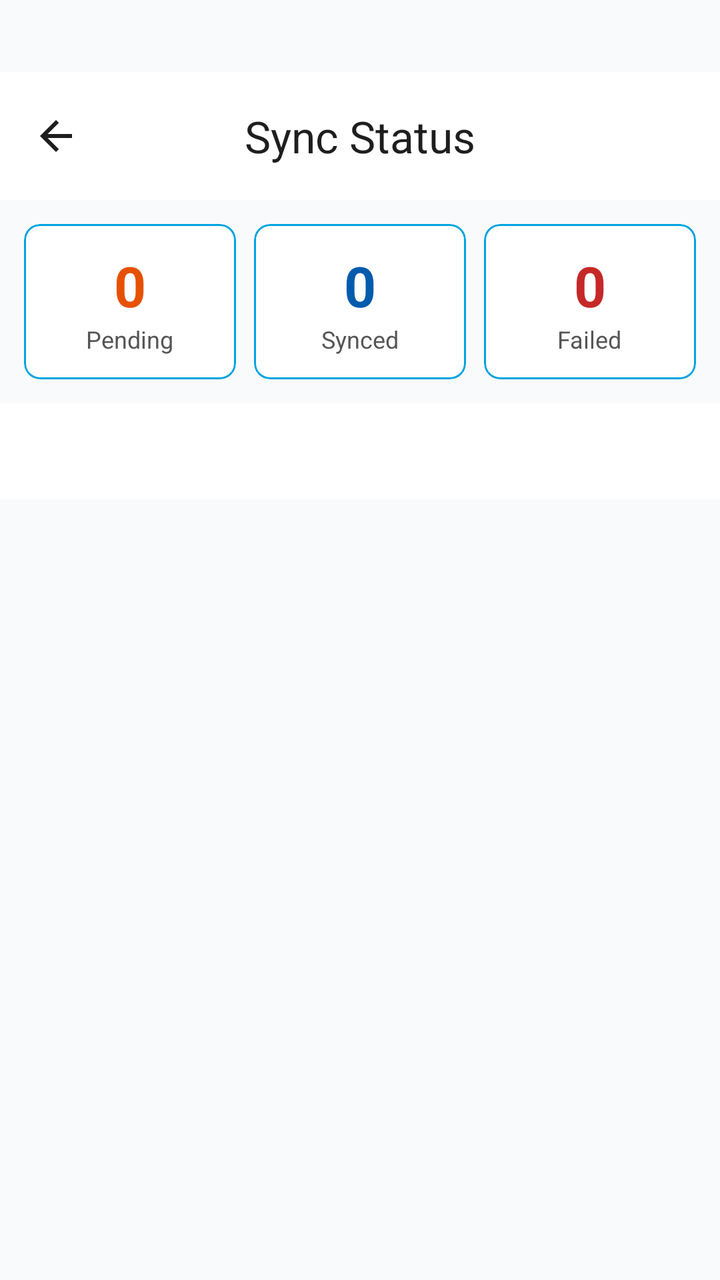
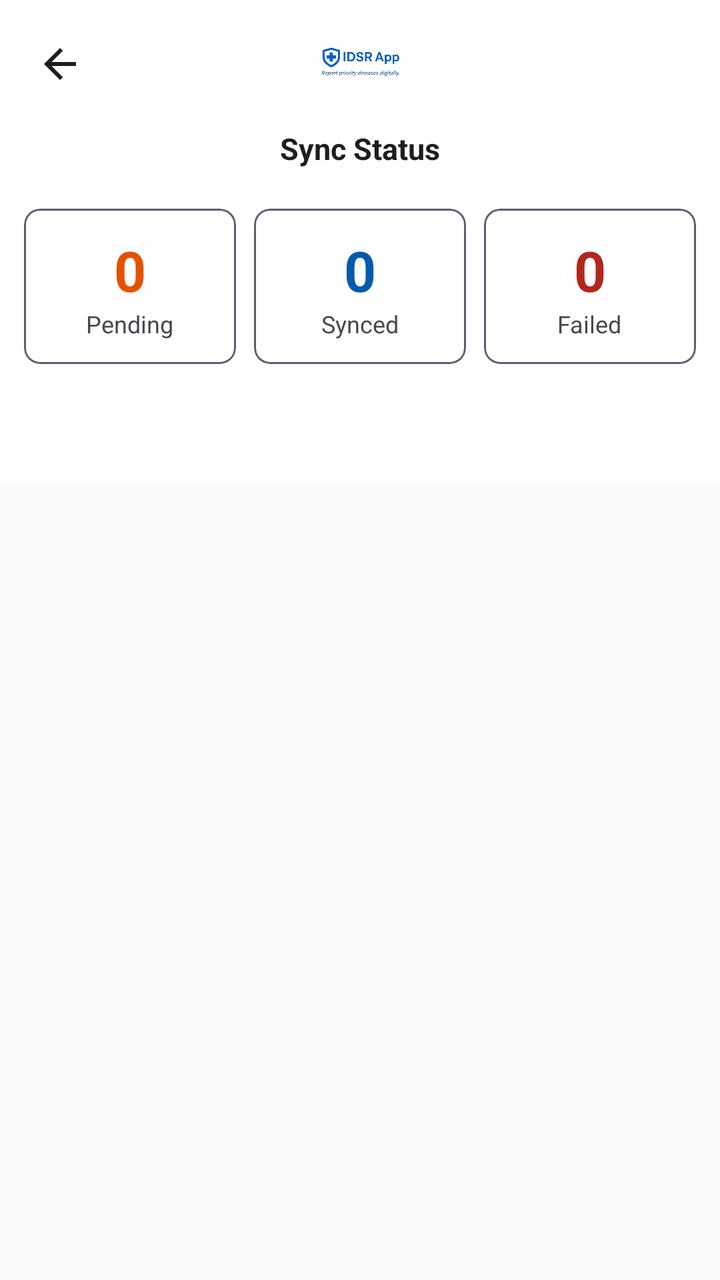

Compare the two renders of this Android layout. The source of the first and the diff that turns it into the second are given below.
<!-- AndroidManifest.xml: application theme Theme.IDSR -->
<!-- res/layout/activity_sync_status.xml -->
<?xml version="1.0" encoding="utf-8"?>
<LinearLayout xmlns:android="http://schemas.android.com/apk/res/android"
    xmlns:app="http://schemas.android.com/apk/res-auto"
    android:layout_width="match_parent"
    android:layout_height="match_parent"
    android:orientation="vertical"
    android:background="@color/idsr_background">


    <com.google.android.material.appbar.MaterialToolbar
        android:id="@+id/toolbar"
        android:layout_width="match_parent"
        android:layout_height="?attr/actionBarSize"
        android:layout_marginTop="36dp"
        android:background="?attr/colorSurface"
        app:navigationIcon="@drawable/arrow_back_24px"
        app:navigationIconTint="?attr/colorOnSurface"
        app:title="Sync Status"
        app:titleTextColor="?attr/colorOnSurface"
        app:titleCentered="true"/>


    <LinearLayout
        android:layout_width="match_parent"
        android:layout_height="wrap_content"
        android:orientation="horizontal"
        android:padding="12dp">


        <com.google.android.material.card.MaterialCardView
            android:layout_width="0dp"
            android:layout_height="wrap_content"
            android:layout_weight="1"
            android:layout_marginEnd="6dp"
            app:cardCornerRadius="8dp"
            app:cardBackgroundColor="@color/idsr_surface"
            app:strokeColor="@color/idsr_secondary"
            app:strokeWidth="1dp">
            <LinearLayout
                android:layout_width="match_parent"
                android:layout_height="wrap_content"
                android:orientation="vertical"
                android:padding="12dp"
                android:gravity="center">
                <TextView
                    android:id="@+id/tvPendingCount"
                    android:layout_width="wrap_content"
                    android:layout_height="wrap_content"
                    android:text="0"
                    android:textSize="28sp"
                    android:textStyle="bold"
                    android:textColor="#E65100"/>
                <TextView
                    android:layout_width="wrap_content"
                    android:layout_height="wrap_content"
                    android:text="Pending"
                    android:textSize="12sp"
                    android:textColor="@color/idsr_gray"/>
            </LinearLayout>
        </com.google.android.material.card.MaterialCardView>


        <com.google.android.material.card.MaterialCardView
            android:layout_width="0dp"
            android:layout_height="wrap_content"
            android:layout_weight="1"
            android:layout_marginHorizontal="3dp"
            app:cardCornerRadius="8dp"
            app:cardBackgroundColor="@color/idsr_surface"
            app:strokeColor="@color/idsr_secondary"
            app:strokeWidth="1dp">
            <LinearLayout
                android:layout_width="match_parent"
                android:layout_height="wrap_content"
                android:orientation="vertical"
                android:padding="12dp"
                android:gravity="center">
                <TextView
                    android:id="@+id/tvSyncedCount"
                    android:layout_width="wrap_content"
                    android:layout_height="wrap_content"
                    android:text="0"
                    android:textSize="28sp"
                    android:textStyle="bold"
                    android:textColor="@color/idsr_primary"/>
                <TextView
                    android:layout_width="wrap_content"
                    android:layout_height="wrap_content"
                    android:text="Synced"
                    android:textSize="12sp"
                    android:textColor="@color/idsr_gray"/>
            </LinearLayout>
        </com.google.android.material.card.MaterialCardView>


        <com.google.android.material.card.MaterialCardView
            android:layout_width="0dp"
            android:layout_height="wrap_content"
            android:layout_weight="1"
            android:layout_marginStart="6dp"
            app:cardCornerRadius="8dp"
            app:cardBackgroundColor="@color/idsr_surface"
            app:strokeColor="@color/idsr_secondary"
            app:strokeWidth="1dp">
            <LinearLayout
                android:layout_width="match_parent"
                android:layout_height="wrap_content"
                android:orientation="vertical"
                android:padding="12dp"
                android:gravity="center">
                <TextView
                    android:id="@+id/tvFailedCount"
                    android:layout_width="wrap_content"
                    android:layout_height="wrap_content"
                    android:text="0"
                    android:textSize="28sp"
                    android:textStyle="bold"
                    android:textColor="@color/idsr_error"/>
                <TextView
                    android:layout_width="wrap_content"
                    android:layout_height="wrap_content"
                    android:text="Failed"
                    android:textSize="12sp"
                    android:textColor="@color/idsr_gray"/>
            </LinearLayout>
        </com.google.android.material.card.MaterialCardView>

    </LinearLayout>


    <com.google.android.material.tabs.TabLayout
        android:id="@+id/tabLayout"
        android:layout_width="match_parent"
        android:layout_height="wrap_content"
        android:background="@color/idsr_surface"
        app:tabTextColor="@color/idsr_gray"
        app:tabSelectedTextColor="@color/idsr_primary"
        app:tabIndicatorColor="@color/idsr_primary"
        app:tabMode="fixed"
        app:tabGravity="fill"/>


    <androidx.recyclerview.widget.RecyclerView
        android:id="@+id/rvReports"
        android:layout_width="match_parent"
        android:layout_height="0dp"
        android:layout_weight="1"
        android:padding="8dp"
        android:clipToPadding="false"/>


    <TextView
        android:id="@+id/tvEmpty"
        android:layout_width="match_parent"
        android:layout_height="wrap_content"
        android:text="No reports found"
        android:textAlignment="center"
        android:padding="32dp"
        android:textColor="@color/idsr_gray"
        android:visibility="gone"/>


    <com.google.android.material.button.MaterialButton
        android:id="@+id/btnRetryFailed"
        android:layout_width="match_parent"
        android:layout_height="wrap_content"
        android:layout_margin="12dp"
        android:text="Retry Failed Reports"
        android:backgroundTint="@color/idsr_error"
        android:textColor="@color/idsr_on_primary"
        android:visibility="gone"/>

</LinearLayout>
<!-- resources referenced by this layout -->
<resources>
  <color name="idsr_background">#F9FAFB</color>
  <color name="idsr_error">#C62828</color>
  <color name="idsr_gray">#555555</color>
  <color name="idsr_on_primary">#FFFFFF</color>
  <color name="idsr_primary">#005BAC</color>
  <color name="idsr_secondary">#00A3E0</color>
  <color name="idsr_surface">#FFFFFF</color>
  <!-- drawable arrow_back_24px (drawable) -->
  <vector xmlns:android="http://schemas.android.com/apk/res/android"
      android:width="24dp"
      android:height="24dp"
      android:viewportWidth="960"
      android:viewportHeight="960"
      android:tint="?attr/colorControlNormal"
      android:autoMirrored="true">
    <path
        android:fillColor="@android:color/white"
        android:pathData="M313,520L537,744L480,800L160,480L480,160L537,216L313,440L800,440L800,520L313,520Z"/>
  </vector>
  <style name="Theme.IDSR" parent="Theme.Material3.DayNight.NoActionBar">
  
  
          <item name="colorPrimary">@color/idsr_primary</item>
          <item name="colorOnPrimary">@color/idsr_on_primary</item>
          <item name="colorPrimaryContainer">#D2E3FC</item>
  
  
          <item name="android:colorBackground">@color/idsr_background</item>
  
  
          <item name="colorSurface">@color/idsr_surface</item>
          <item name="colorSurfaceVariant">@color/idsr_background</item>
  
  
          <item name="colorOnSurface">@color/idsr_on_surface</item>
  
          <item name="android:textColor">@color/idsr_on_surface</item>
          <item name="android:textColorPrimary">@color/idsr_on_surface</item>
          <item name="android:textColorSecondary">@color/idsr_gray</item>
  
  
          <item name="textInputStyle">@style/Widget.Material3.TextInputLayout.OutlinedBox</item>
  
  
          <item name="android:statusBarColor">@android:color/transparent</item>
          <item name="android:windowLightStatusBar">true</item>
  
      </style>
  <color name="idsr_on_surface">#1E1E1E</color>
</resources>

<!-- the commit's change to res/layout/activity_sync_status.xml (unified diff, before → after) -->
@@ -1,153 +1,195 @@
 <?xml version="1.0" encoding="utf-8"?>
-<LinearLayout xmlns:android="http://schemas.android.com/apk/res/android"
+<androidx.coordinatorlayout.widget.CoordinatorLayout
+    xmlns:android="http://schemas.android.com/apk/res/android"
     xmlns:app="http://schemas.android.com/apk/res-auto"
     android:layout_width="match_parent"
     android:layout_height="match_parent"
-    android:orientation="vertical"
-    android:background="@color/idsr_background">
-
-
-    <com.google.android.material.appbar.MaterialToolbar
-        android:id="@+id/toolbar"
-        android:layout_width="match_parent"
-        android:layout_height="?attr/actionBarSize"
-        android:layout_marginTop="36dp"
+    android:background="?attr/android:colorBackground">
+
+
+    <com.google.android.material.appbar.AppBarLayout
+        android:id="@+id/appBarLayout"
+        android:layout_width="match_parent"
+        android:layout_height="wrap_content"
+        android:fitsSystemWindows="true"
         android:background="?attr/colorSurface"
-        app:navigationIcon="@drawable/arrow_back_24px"
-        app:navigationIconTint="?attr/colorOnSurface"
-        app:title="Sync Status"
-        app:titleTextColor="?attr/colorOnSurface"
-        app:titleCentered="true"/>
-
-
-    <LinearLayout
-        android:layout_width="match_parent"
-        android:layout_height="wrap_content"
-        android:orientation="horizontal"
-        android:padding="12dp">
-
-
-        <com.google.android.material.card.MaterialCardView
-            android:layout_width="0dp"
-            android:layout_height="wrap_content"
-            android:layout_weight="1"
-            android:layout_marginEnd="6dp"
-            app:cardCornerRadius="8dp"
-            app:cardBackgroundColor="@color/idsr_surface"
-            app:strokeColor="@color/idsr_secondary"
-            app:strokeWidth="1dp">
-            <LinearLayout
-                android:layout_width="match_parent"
+        app:elevation="0dp">
+
+
+        <androidx.constraintlayout.widget.ConstraintLayout
+            android:layout_width="match_parent"
+            android:layout_height="wrap_content"
+            android:paddingStart="8dp"
+            android:paddingEnd="8dp"
+            android:paddingTop="8dp"
+            android:paddingBottom="8dp">
+
+            <androidx.appcompat.widget.AppCompatImageButton
+                android:id="@+id/btnBack"
+                android:layout_width="44dp"
+                android:layout_height="44dp"
+                android:background="?attr/selectableItemBackgroundBorderless"
+                android:contentDescription="Back"
+                android:src="@drawable/arrow_back_24px"
+                android:padding="10dp"
+                app:tint="?attr/colorOnSurface"
+                app:layout_constraintStart_toStartOf="parent"
+                app:layout_constraintTop_toTopOf="parent"
+                app:layout_constraintBottom_toBottomOf="parent"/>
+
+            <androidx.appcompat.widget.AppCompatImageView
+                android:id="@+id/imgLogo"
+                android:layout_width="0dp"
+                android:layout_height="48dp"
+                android:scaleType="fitCenter"
+                android:src="@drawable/splash11"
+                android:contentDescription="App logo"
+                app:layout_constraintStart_toStartOf="parent"
+                app:layout_constraintEnd_toEndOf="parent"
+                app:layout_constraintTop_toTopOf="parent"
+                app:layout_constraintBottom_toBottomOf="parent"/>
+
+        </androidx.constraintlayout.widget.ConstraintLayout>
+
+
+        <com.google.android.material.textview.MaterialTextView
+            android:layout_width="match_parent"
+            android:layout_height="wrap_content"
+            android:text="Sync Status"
+            android:textSize="15sp"
+            android:textStyle="bold"
+            android:gravity="center"
+            android:textColor="?attr/colorOnSurface"
+            android:paddingBottom="8dp"/>
+
+
+        <LinearLayout
+            android:layout_width="match_parent"
+            android:layout_height="wrap_content"
+            android:orientation="horizontal"
+            android:padding="12dp">
+
+            <com.google.android.material.card.MaterialCardView
+                android:layout_width="0dp"
                 android:layout_height="wrap_content"
-                android:orientation="vertical"
-                android:padding="12dp"
-                android:gravity="center">
-                <TextView
-                    android:id="@+id/tvPendingCount"
-                    android:layout_width="wrap_content"
+                android:layout_weight="1"
+                android:layout_marginEnd="6dp"
+                app:cardCornerRadius="8dp"
+                app:cardBackgroundColor="?attr/colorSurface"
+                app:strokeColor="?attr/colorSecondary"
+                app:strokeWidth="1dp">
+                <LinearLayout
+                    android:layout_width="match_parent"
                     android:layout_height="wrap_content"
-                    android:text="0"
-                    android:textSize="28sp"
-                    android:textStyle="bold"
-                    android:textColor="#E65100"/>
-                <TextView
-                    android:layout_width="wrap_content"
+                    android:orientation="vertical"
+                    android:padding="12dp"
+                    android:gravity="center">
+                    <TextView
+                        android:id="@+id/tvPendingCount"
+                        android:layout_width="wrap_content"
+                        android:layout_height="wrap_content"
+                        android:text="0"
+                        android:textSize="28sp"
+                        android:textStyle="bold"
+                        android:textColor="#E65100"/>
+                    <TextView
+                        android:layout_width="wrap_content"
+                        android:layout_height="wrap_content"
+                        android:text="Pending"
+                        android:textSize="12sp"
+                        android:textColor="?attr/colorOnSurfaceVariant"/>
+                </LinearLayout>
+            </com.google.android.material.card.MaterialCardView>
+
+            <com.google.android.material.card.MaterialCardView
+                android:layout_width="0dp"
+                android:layout_height="wrap_content"
+                android:layout_weight="1"
+                android:layout_marginHorizontal="3dp"
+                app:cardCornerRadius="8dp"
+                app:cardBackgroundColor="?attr/colorSurface"
+                app:strokeColor="?attr/colorSecondary"
+                app:strokeWidth="1dp">
+                <LinearLayout
+                    android:layout_width="match_parent"
                     android:layout_height="wrap_content"
-                    android:text="Pending"
-                    android:textSize="12sp"
-                    android:textColor="@color/idsr_gray"/>
-            </LinearLayout>
-        </com.google.android.material.card.MaterialCardView>
-
-
-        <com.google.android.material.card.MaterialCardView
-            android:layout_width="0dp"
-            android:layout_height="wrap_content"
-            android:layout_weight="1"
-            android:layout_marginHorizontal="3dp"
-            app:cardCornerRadius="8dp"
-            app:cardBackgroundColor="@color/idsr_surface"
-            app:strokeColor="@color/idsr_secondary"
-            app:strokeWidth="1dp">
-            <LinearLayout
-                android:layout_width="match_parent"
+                    android:orientation="vertical"
+                    android:padding="12dp"
+                    android:gravity="center">
+                    <TextView
+                        android:id="@+id/tvSyncedCount"
+                        android:layout_width="wrap_content"
+                        android:layout_height="wrap_content"
+                        android:text="0"
+                        android:textSize="28sp"
+                        android:textStyle="bold"
+                        android:textColor="?attr/colorPrimary"/>
+                    <TextView
+                        android:layout_width="wrap_content"
+                        android:layout_height="wrap_content"
+                        android:text="Synced"
+                        android:textSize="12sp"
+                        android:textColor="?attr/colorOnSurfaceVariant"/>
+                </LinearLayout>
+            </com.google.android.material.card.MaterialCardView>
+
+            <com.google.android.material.card.MaterialCardView
+                android:layout_width="0dp"
                 android:layout_height="wrap_content"
-                android:orientation="vertical"
-                android:padding="12dp"
-                android:gravity="center">
-                <TextView
-                    android:id="@+id/tvSyncedCount"
-                    android:layout_width="wrap_content"
+                android:layout_weight="1"
+                android:layout_marginStart="6dp"
+                app:cardCornerRadius="8dp"
+                app:cardBackgroundColor="?attr/colorSurface"
+                app:strokeColor="?attr/colorSecondary"
+                app:strokeWidth="1dp">
+                <LinearLayout
+                    android:layout_width="match_parent"
                     android:layout_height="wrap_content"
-                    android:text="0"
-                    android:textSize="28sp"
-                    android:textStyle="bold"
-                    android:textColor="@color/idsr_primary"/>
-                <TextView
-                    android:layout_width="wrap_content"
-                    android:layout_height="wrap_content"
-                    android:text="Synced"
-                    android:textSize="12sp"
-                    android:textColor="@color/idsr_gray"/>
-            </LinearLayout>
-        </com.google.android.material.card.MaterialCardView>
-
-
-        <com.google.android.material.card.MaterialCardView
-            android:layout_width="0dp"
-            android:layout_height="wrap_content"
-            android:layout_weight="1"
-            android:layout_marginStart="6dp"
-            app:cardCornerRadius="8dp"
-            app:cardBackgroundColor="@color/idsr_surface"
-            app:strokeColor="@color/idsr_secondary"
-            app:strokeWidth="1dp">
-            <LinearLayout
-                android:layout_width="match_parent"
-                android:layout_height="wrap_content"
-                android:orientation="vertical"
-                android:padding="12dp"
-                android:gravity="center">
-                <TextView
-                    android:id="@+id/tvFailedCount"
-                    android:layout_width="wrap_content"
-                    android:layout_height="wrap_content"
-                    android:text="0"
-                    android:textSize="28sp"
-                    android:textStyle="bold"
-                    android:textColor="@color/idsr_error"/>
-                <TextView
-                    android:layout_width="wrap_content"
-                    android:layout_height="wrap_content"
-                    android:text="Failed"
-                    android:textSize="12sp"
-                    android:textColor="@color/idsr_gray"/>
-            </LinearLayout>
-        </com.google.android.material.card.MaterialCardView>
-
-    </LinearLayout>
-
-
-    <com.google.android.material.tabs.TabLayout
-        android:id="@+id/tabLayout"
-        android:layout_width="match_parent"
-        android:layout_height="wrap_content"
-        android:background="@color/idsr_surface"
-        app:tabTextColor="@color/idsr_gray"
-        app:tabSelectedTextColor="@color/idsr_primary"
-        app:tabIndicatorColor="@color/idsr_primary"
-        app:tabMode="fixed"
-        app:tabGravity="fill"/>
+                    android:orientation="vertical"
+                    android:padding="12dp"
+                    android:gravity="center">
+                    <TextView
+                        android:id="@+id/tvFailedCount"
+                        android:layout_width="wrap_content"
+                        android:layout_height="wrap_content"
+                        android:text="0"
+                        android:textSize="28sp"
+                        android:textStyle="bold"
+                        android:textColor="?attr/colorError"/>
+                    <TextView
+                        android:layout_width="wrap_content"
+                        android:layout_height="wrap_content"
+                        android:text="Failed"
+                        android:textSize="12sp"
+                        android:textColor="?attr/colorOnSurfaceVariant"/>
+                </LinearLayout>
+            </com.google.android.material.card.MaterialCardView>
+
+        </LinearLayout>
+
+
+        <com.google.android.material.tabs.TabLayout
+            android:id="@+id/tabLayout"
+            android:layout_width="match_parent"
+            android:layout_height="wrap_content"
+            android:background="?attr/colorSurface"
+            app:tabTextColor="?attr/colorOnSurfaceVariant"
+            app:tabSelectedTextColor="?attr/colorPrimary"
+            app:tabIndicatorColor="?attr/colorPrimary"
+            app:tabMode="fixed"
+            app:tabGravity="fill"/>
+
+    </com.google.android.material.appbar.AppBarLayout>
+
 
 
     <androidx.recyclerview.widget.RecyclerView
         android:id="@+id/rvReports"
         android:layout_width="match_parent"
-        android:layout_height="0dp"
-        android:layout_weight="1"
+        android:layout_height="match_parent"
         android:padding="8dp"
-        android:clipToPadding="false"/>
-
+        android:clipToPadding="false"
+        app:layout_behavior="@string/appbar_scrolling_view_behavior"/>
 
     <TextView
         android:id="@+id/tvEmpty"
@@ -156,18 +198,23 @@
         android:text="No reports found"
         android:textAlignment="center"
         android:padding="32dp"
-        android:textColor="@color/idsr_gray"
-        android:visibility="gone"/>
+        android:textColor="?attr/colorOnSurfaceVariant"
+        android:visibility="gone"
+        app:layout_behavior="@string/appbar_scrolling_view_behavior"/>
+
 
 
     <com.google.android.material.button.MaterialButton
         android:id="@+id/btnRetryFailed"
         android:layout_width="match_parent"
         android:layout_height="wrap_content"
+        android:layout_gravity="bottom"
         android:layout_margin="12dp"
         android:text="Retry Failed Reports"
-        android:backgroundTint="@color/idsr_error"
-        android:textColor="@color/idsr_on_primary"
-        android:visibility="gone"/>
-
-</LinearLayout>
+        android:textColor="?attr/colorOnError"
+        android:elevation="8dp"
+        android:visibility="gone"
+        app:backgroundTint="?attr/colorError"
+        app:cornerRadius="12dp"/>
+
+</androidx.coordinatorlayout.widget.CoordinatorLayout>
<!-- resource entries referenced after the edit -->
@@ -1,11 +1,9 @@
 <!-- resources referenced by this layout -->
 <resources>
   <color name="idsr_background">#F9FAFB</color>
-  <color name="idsr_error">#C62828</color>
   <color name="idsr_gray">#555555</color>
   <color name="idsr_on_primary">#FFFFFF</color>
   <color name="idsr_primary">#005BAC</color>
-  <color name="idsr_secondary">#00A3E0</color>
   <color name="idsr_surface">#FFFFFF</color>
   <!-- drawable arrow_back_24px (drawable) -->
   <vector xmlns:android="http://schemas.android.com/apk/res/android"
@@ -19,6 +17,7 @@
         android:fillColor="@android:color/white"
         android:pathData="M313,520L537,744L480,800L160,480L480,160L537,216L313,440L800,440L800,520L313,520Z"/>
   </vector>
+  <!-- drawable splash11: png bitmap (drawable, 74529 bytes) -->
   <style name="Theme.IDSR" parent="Theme.Material3.DayNight.NoActionBar">
   
   
